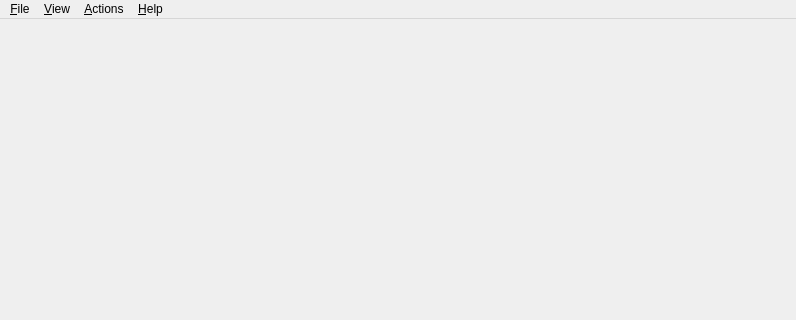
First picture: the form in src/gui/MainWindow.ui, repository torrentg/ccruncher, before the edit; both pictures show x 0 to 796 and y 0 to 320 of the 796 by 710 pixel window.
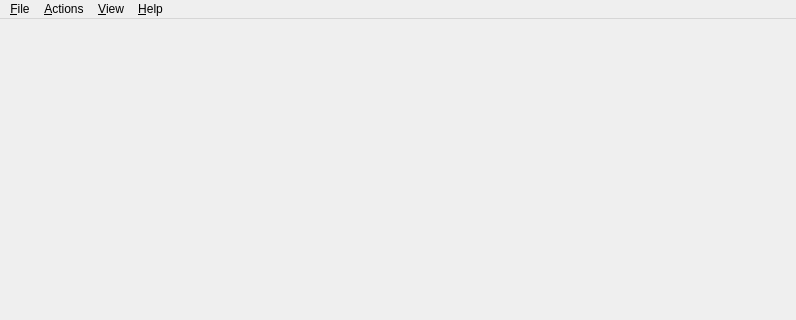
Second picture: the form after the edit. Icons and pictures are not drawn.

Commit message: updated versions info + updated copyright in ccruncher-gui

Patch:
```diff
--- a/src/gui/MainWindow.ui
+++ b/src/gui/MainWindow.ui
@@ -66,8 +66,8 @@
     <addaction name="actionTabbedWindows"/>
    </widget>
    <addaction name="menuFile"/>
-   <addaction name="menu_View"/>
    <addaction name="menuActions"/>
+   <addaction name="menu_View"/>
    <addaction name="menuHelp"/>
   </widget>
   <widget class="QStatusBar" name="statusBar"/>
```
The commit also changes 4 other files.
